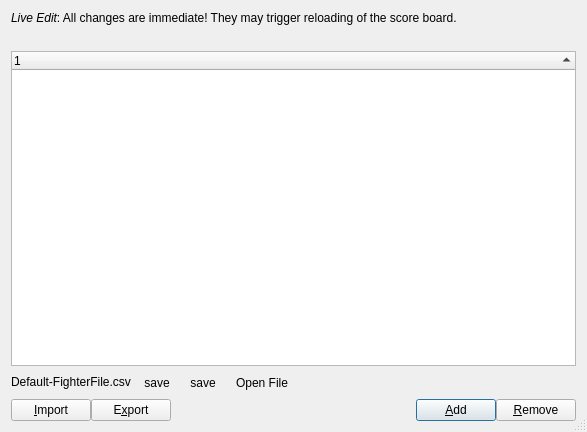
Old version of the form base/FighterManagerDlg.ui in the repository fmuecke/Ipponboard.
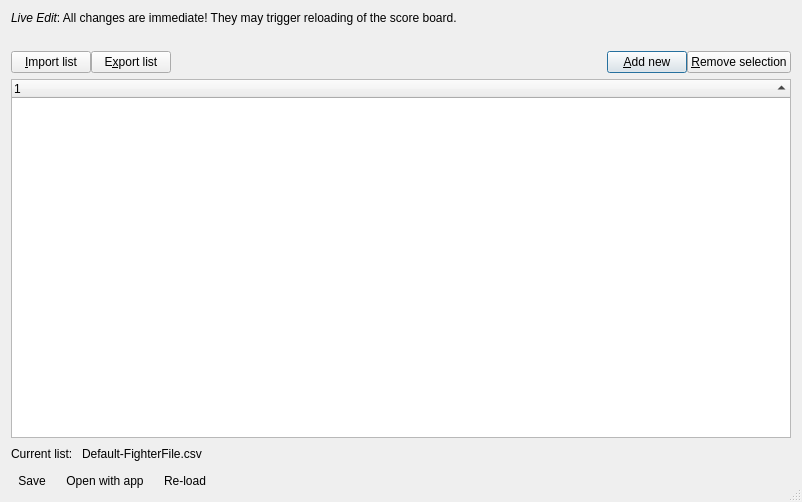
New version of the form. Icons and pictures are not drawn.

Commit message: rearranged buttons and added button texts to make meaning clearer

The edit to the form file:
```diff
--- a/base/FighterManagerDlg.ui
+++ b/base/FighterManagerDlg.ui
@@ -6,8 +6,8 @@
    <rect>
     <x>0</x>
     <y>0</y>
-    <width>587</width>
-    <height>432</height>
+    <width>802</width>
+    <height>502</height>
    </rect>
   </property>
   <property name="windowTitle">
@@ -23,7 +23,7 @@
   <property name="modal">
    <bool>true</bool>
   </property>
-  <layout class="QVBoxLayout" name="verticalLayout" stretch="0,0,1,0,0">
+  <layout class="QVBoxLayout" name="verticalLayout" stretch="0,0,0,1,0,0">
    <item>
     <widget class="QLabel" name="label">
      <property name="text">
@@ -38,6 +38,103 @@
      </property>
     </widget>
    </item>
+   <item>
+    <layout class="QHBoxLayout" name="horizontalLayout">
+     <property name="spacing">
+      <number>0</number>
+     </property>
+     <property name="rightMargin">
+      <number>0</number>
+     </property>
+     <item>
+      <widget class="QPushButton" name="pushButton_import">
+       <property name="toolTip">
+        <string>Import fighters</string>
+       </property>
+       <property name="text">
+        <string>&amp;Import list</string>
+       </property>
+       <property name="icon">
+        <iconset resource="ipponboard.qrc">
+         <normaloff>:/res/icons/import_list.png</normaloff>:/res/icons/import_list.png</iconset>
+       </property>
+       <property name="autoDefault">
+        <bool>false</bool>
+       </property>
+      </widget>
+     </item>
+     <item>
+      <widget class="QPushButton" name="pushButton_export">
+       <property name="toolTip">
+        <string>Export fighters</string>
+       </property>
+       <property name="text">
+        <string>E&amp;xport list</string>
+       </property>
+       <property name="icon">
+        <iconset resource="ipponboard.qrc">
+         <normaloff>:/res/icons/export_list.png</normaloff>:/res/icons/export_list.png</iconset>
+       </property>
+      </widget>
+     </item>
+     <item>
+      <spacer name="horizontalSpacer">
+       <property name="orientation">
+        <enum>Qt::Horizontal</enum>
+       </property>
+       <property name="sizeHint" stdset="0">
+        <size>
+         <width>40</width>
+         <height>20</height>
+        </size>
+       </property>
+      </spacer>
+     </item>
+     <item>
+      <widget class="QPushButton" name="pushButton_add">
+       <property name="toolTip">
+        <string>Add a new fighter</string>
+       </property>
+       <property name="text">
+        <string>&amp;Add new</string>
+       </property>
+       <property name="icon">
+        <iconset resource="ipponboard.qrc">
+         <normaloff>:/res/icons/add.png</normaloff>:/res/icons/add.png</iconset>
+       </property>
+       <property name="shortcut">
+        <string>Ins</string>
+       </property>
+       <property name="autoDefault">
+        <bool>true</bool>
+       </property>
+       <property name="default">
+        <bool>true</bool>
+       </property>
+      </widget>
+     </item>
+     <item>
+      <widget class="QPushButton" name="pushButton_remove">
+       <property name="toolTip">
+        <string>Remove the currently selected weight class</string>
+       </property>
+       <property name="text">
+        <string>&amp;Remove selection</string>
+       </property>
+       <property name="icon">
+        <iconset resource="ipponboard.qrc">
+         <normaloff>:/res/icons/delete.png</normaloff>:/res/icons/delete.png</iconset>
+       </property>
+       <property name="shortcut">
+        <string>Del</string>
+       </property>
+       <property name="autoDefault">
+        <bool>true</bool>
+       </property>
+      </widget>
+     </item>
+    </layout>
+   </item>
    <item>
     <widget class="QTreeWidget" name="treeWidget_fighters">
      <property name="mouseTracking">
@@ -85,6 +182,13 @@
      <property name="topMargin">
       <number>0</number>
      </property>
+     <item>
+      <widget class="QLabel" name="label_2">
+       <property name="text">
+        <string>Current list: </string>
+       </property>
+      </widget>
+     </item>
      <item>
       <widget class="QLabel" name="label_FighterFile">
        <property name="frameShape">
@@ -99,38 +203,32 @@
       </widget>
      </item>
      <item>
-      <widget class="QToolButton" name="toolButton_reload">
-       <property name="statusTip">
-        <string>re-load from file</string>
+      <spacer name="horizontalSpacer_2">
+       <property name="orientation">
+        <enum>Qt::Horizontal</enum>
        </property>
-       <property name="text">
-        <string notr="true">save</string>
+       <property name="sizeHint" stdset="0">
+        <size>
+         <width>40</width>
+         <height>20</height>
+        </size>
        </property>
-       <property name="icon">
-        <iconset resource="ipponboard.qrc">
-         <normaloff>:/res/icons/arrow-circle.png</normaloff>:/res/icons/arrow-circle.png</iconset>
-       </property>
-       <property name="popupMode">
-        <enum>QToolButton::DelayedPopup</enum>
-       </property>
-       <property name="toolButtonStyle">
-        <enum>Qt::ToolButtonIconOnly</enum>
-       </property>
-       <property name="autoRaise">
-        <bool>true</bool>
-       </property>
-       <property name="arrowType">
-        <enum>Qt::NoArrow</enum>
-       </property>
-      </widget>
+      </spacer>
      </item>
+    </layout>
+   </item>
+   <item>
+    <layout class="QHBoxLayout" name="horizontalLayout_3">
+     <property name="topMargin">
+      <number>0</number>
+     </property>
      <item>
       <widget class="QToolButton" name="toolButton_save">
        <property name="statusTip">
         <string>save to file</string>
        </property>
        <property name="text">
-        <string notr="true">save</string>
+        <string>Save</string>
        </property>
        <property name="icon">
         <iconset resource="ipponboard.qrc">
@@ -140,7 +238,7 @@
         <enum>QToolButton::DelayedPopup</enum>
        </property>
        <property name="toolButtonStyle">
-        <enum>Qt::ToolButtonIconOnly</enum>
+        <enum>Qt::ToolButtonTextBesideIcon</enum>
        </property>
        <property name="autoRaise">
         <bool>true</bool>
@@ -156,7 +254,11 @@
         <string>Open the file with the default application</string>
        </property>
        <property name="text">
-        <string notr="true">Open File</string>
+        <string notr="true">Open with app</string>
+       </property>
+       <property name="icon">
+        <iconset resource="ipponboard.qrc">
+         <normaloff>:/res/icons/right.png</normaloff>:/res/icons/right.png</iconset>
        </property>
        <property name="checkable">
         <bool>false</bool>
@@ -165,7 +267,7 @@
         <enum>QToolButton::DelayedPopup</enum>
        </property>
        <property name="toolButtonStyle">
-        <enum>Qt::ToolButtonTextOnly</enum>
+        <enum>Qt::ToolButtonTextBesideIcon</enum>
        </property>
        <property name="autoRaise">
         <bool>true</bool>
@@ -176,61 +278,33 @@
       </widget>
      </item>
      <item>
-      <spacer name="horizontalSpacer_2">
-       <property name="orientation">
-        <enum>Qt::Horizontal</enum>
+      <widget class="QToolButton" name="toolButton_reload">
+       <property name="statusTip">
+        <string>re-load fighters from file</string>
        </property>
-       <property name="sizeHint" stdset="0">
-        <size>
-         <width>40</width>
-         <height>20</height>
-        </size>
-       </property>
-      </spacer>
-     </item>
-    </layout>
-   </item>
-   <item>
-    <layout class="QHBoxLayout" name="horizontalLayout">
-     <property name="spacing">
-      <number>0</number>
-     </property>
-     <property name="rightMargin">
-      <number>0</number>
-     </property>
-     <item>
-      <widget class="QPushButton" name="pushButton_import">
-       <property name="toolTip">
-        <string>Import fighters</string>
-       </property>
        <property name="text">
-        <string>&amp;Import</string>
+        <string notr="true">Re-load</string>
        </property>
        <property name="icon">
         <iconset resource="ipponboard.qrc">
          <normaloff>:/res/icons/import_list.png</normaloff>:/res/icons/import_list.png</iconset>
        </property>
-       <property name="autoDefault">
-        <bool>false</bool>
+       <property name="popupMode">
+        <enum>QToolButton::DelayedPopup</enum>
        </property>
-      </widget>
-     </item>
-     <item>
-      <widget class="QPushButton" name="pushButton_export">
-       <property name="toolTip">
-        <string>Export fighters</string>
+       <property name="toolButtonStyle">
+        <enum>Qt::ToolButtonTextBesideIcon</enum>
        </property>
-       <property name="text">
-        <string>E&amp;xport</string>
+       <property name="autoRaise">
+        <bool>true</bool>
        </property>
-       <property name="icon">
-        <iconset resource="ipponboard.qrc">
-         <normaloff>:/res/icons/export_list.png</normaloff>:/res/icons/export_list.png</iconset>
+       <property name="arrowType">
+        <enum>Qt::NoArrow</enum>
        </property>
       </widget>
      </item>
      <item>
-      <spacer name="horizontalSpacer">
+      <spacer name="horizontalSpacer_3">
        <property name="orientation">
         <enum>Qt::Horizontal</enum>
        </property>
@@ -242,49 +316,6 @@
        </property>
       </spacer>
      </item>
-     <item>
-      <widget class="QPushButton" name="pushButton_add">
-       <property name="toolTip">
-        <string>Add a new fighter</string>
-       </property>
-       <property name="text">
-        <string>&amp;Add</string>
-       </property>
-       <property name="icon">
-        <iconset resource="ipponboard.qrc">
-         <normaloff>:/res/icons/add.png</normaloff>:/res/icons/add.png</iconset>
-       </property>
-       <property name="shortcut">
-        <string>Ins</string>
-       </property>
-       <property name="autoDefault">
-        <bool>true</bool>
-       </property>
-       <property name="default">
-        <bool>true</bool>
-       </property>
-      </widget>
-     </item>
-     <item>
-      <widget class="QPushButton" name="pushButton_remove">
-       <property name="toolTip">
-        <string>Remove the currently selected weight class</string>
-       </property>
-       <property name="text">
-        <string>&amp;Remove</string>
-       </property>
-       <property name="icon">
-        <iconset resource="ipponboard.qrc">
-         <normaloff>:/res/icons/delete.png</normaloff>:/res/icons/delete.png</iconset>
-       </property>
-       <property name="shortcut">
-        <string>Del</string>
-       </property>
-       <property name="autoDefault">
-        <bool>true</bool>
-       </property>
-      </widget>
-     </item>
     </layout>
    </item>
   </layout>
```
Left out of the diff: 4 changed lines with no effect on the pictures.
